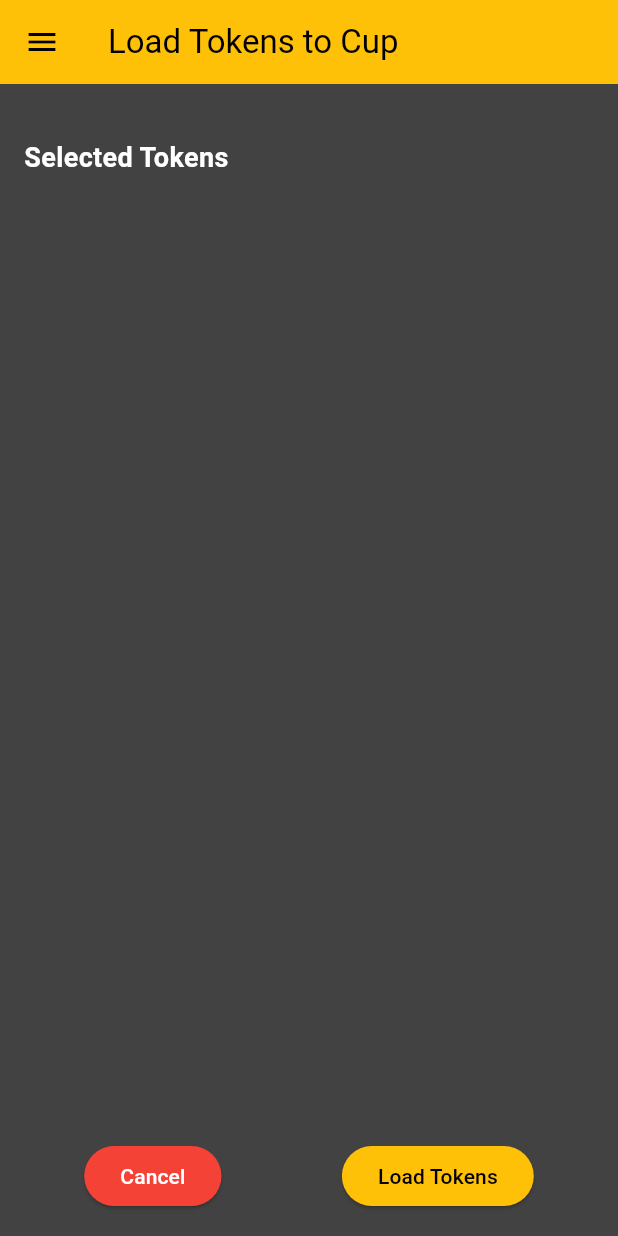
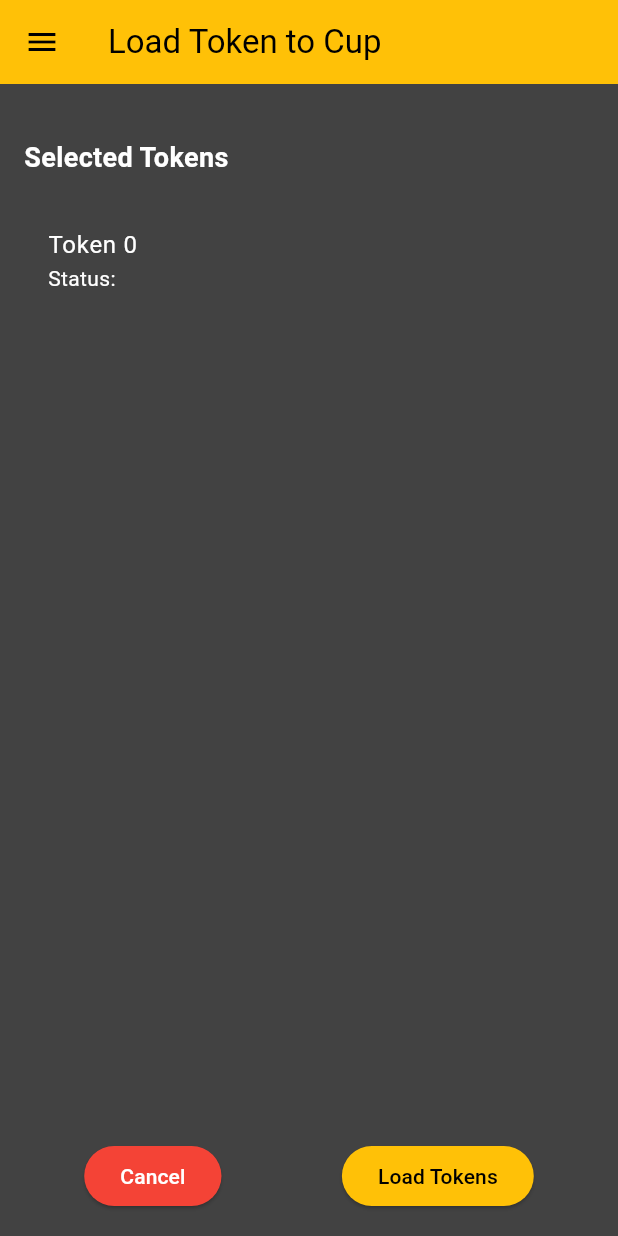
Before and after one commit to JaumeSanCol/BeerTank, a Flutter app: the LoadTokenPage screen opened directly with empty values, on a phone screen of 412 x 824 dp. Run offline on Flutter 3.47's test engine with Material 3 defaults, Android fonts, the phone set to English and light mode, and no system bars.

Commit message:
UI refactor for token changes

```diff
--- a/smart_tank_app/lib/load_tokens_page.dart
+++ b/smart_tank_app/lib/load_tokens_page.dart
@@ -6,8 +6,8 @@ import 'package:smart_tank_app/token.dart';
 import 'header.dart'; // Import the reusable header
 
 class LoadTokenPage extends StatefulWidget {
-  final List<Token> tokens;
-  const LoadTokenPage({super.key, required this.tokens});
+  final Token token;
+  const LoadTokenPage({super.key, required this.token});
 
   @override
   State<LoadTokenPage> createState() => _LoadTokenPageState();
@@ -87,7 +87,7 @@ class _LoadTokenPageState extends State<LoadTokenPage> {
   @override
   Widget build(BuildContext context) {
     return Scaffold(
-      appBar: const Header(title: 'Load Tokens to Cup'), // Reuse the header
+      appBar: const Header(title: 'Load Token to Cup'), // Reuse the header
       drawer: const HeaderDrawer(), // Reuse the drawer
       body: Padding(
         padding: const EdgeInsets.all(16.0),
@@ -101,15 +101,9 @@ class _LoadTokenPageState extends State<LoadTokenPage> {
             ),
             const SizedBox(height: 20),
             Expanded(
-              child: ListView.builder(
-                itemCount: widget.tokens.length,
-                itemBuilder: (context, index) {
-                  final token = widget.tokens[index];
-                  return ListTile(
-                    title: Text('Token ID: ${token.id}'),
-                    subtitle: Text('Establishment: ${token.establishmentId}'),
-                  );
-                },
+              child: ListTile(
+              title: Text('Token ${widget.token.id}'),
+              subtitle: Text('Status: ${widget.token.status}'),
               ),
             ),
             const SizedBox(height: 20),
```
Also changed, not shown: smart_tank_app/lib/main.dart (+40 -71 lines).
